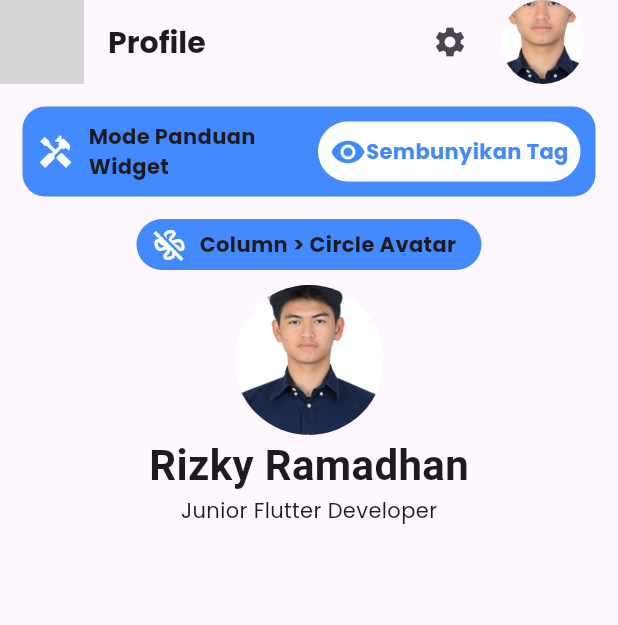
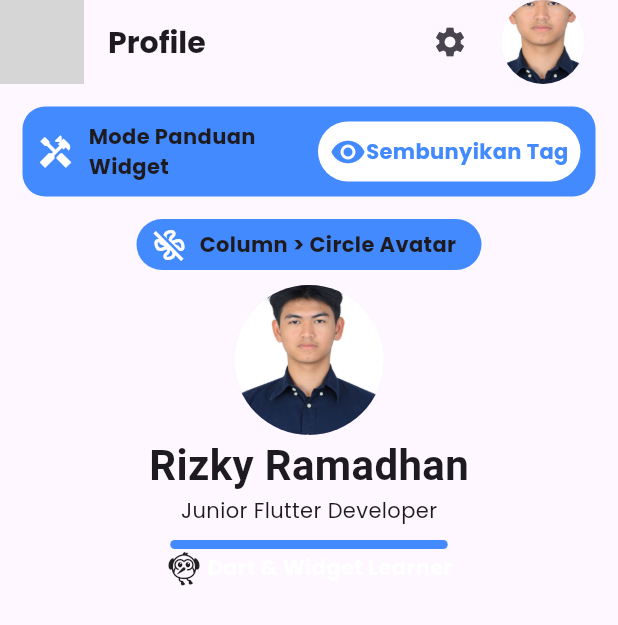
Before and after one commit to alvino-rhasya/flutter_application_1, a Flutter app: the screen it shows after launch, on a phone screen of 412 x 824 dp. Shown: the top 625 px of the screen. Run offline on Flutter 3.47's test engine with Material 3 defaults, Android fonts, the phone set to English and light mode, and no system bars; our stand-ins replace google_fonts; network calls fail; grey boxes are pictures that could not be loaded.

Commit message:
Refactor HomePage layout and enhance ProfilePage with additional content

```diff
--- a/lib/pages/profile_page.dart
+++ b/lib/pages/profile_page.dart
@@ -109,9 +109,33 @@ class ProfilePage extends StatelessWidget {
               fontSize: 28.0
               ),
             ),
-            Text(
+          Text(
               'Junior Flutter Developer',
               style: TextStyle(fontFamily: GoogleFonts.poppins().fontFamily),
+              ),
+              SizedBox(height: 10,),
+              Container(
+                padding: EdgeInsets.all(3.0),
+                width: 185,
+                decoration: BoxDecoration(
+                  color: Colors.blueAccent,
+                  borderRadius: BorderRadius.circular(10)
+                ),
+              ),
+              Row(
+                mainAxisAlignment: MainAxisAlignment.center,
+                children: <Widget>[
+                  Icon(Icons.flutter_dash, size: 25,),
+                  SizedBox(width: 3,),
+                  Text(
+                    'Dart & Widget Learner',
+                    style: TextStyle(
+                      fontWeight: FontWeight.bold,
+                      fontFamily: GoogleFonts.poppins().fontFamily,
+                      color: Colors.white
+                      ),
+                    ),
+                ],
               ),
         ],
       ),
```
Also changed, not shown: lib/pages/home_page.dart (+1 -19 lines), lib/widget/button_widget.dart (added, +10 -0 lines).
